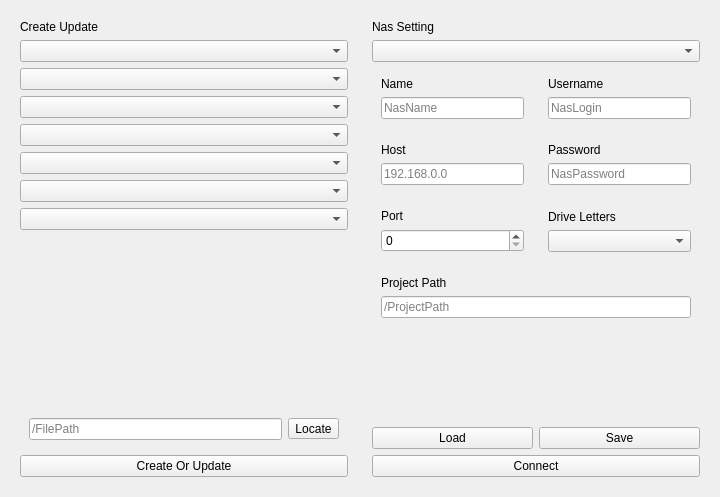
Before: the Qt Designer form app/ui/main/page/settings.ui in MrYapikZ/kaikitsu, drawn with Qt 5.
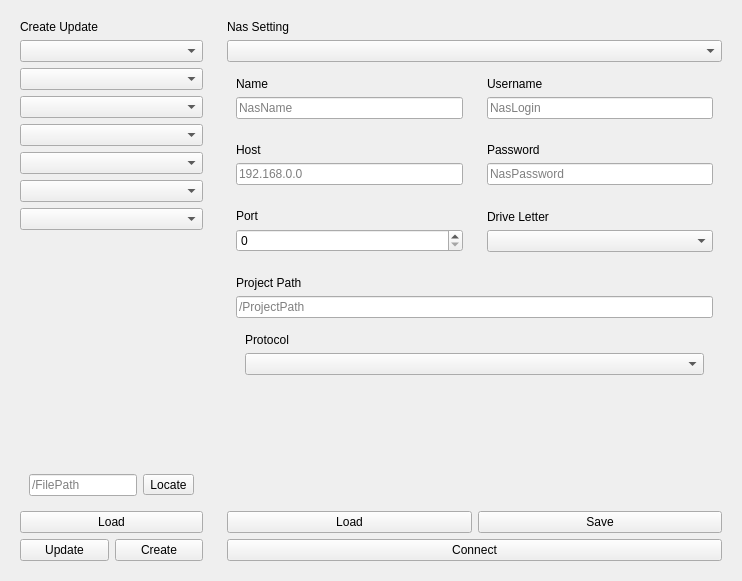
After: the same form once the commit is applied.

Commit message: feat: update, load mastershot settings

Patch:
```diff
--- a/app/ui/main/page/settings.ui
+++ b/app/ui/main/page/settings.ui
@@ -6,8 +6,8 @@
    <rect>
     <x>0</x>
     <y>0</y>
-    <width>720</width>
-    <height>497</height>
+    <width>742</width>
+    <height>581</height>
    </rect>
   </property>
   <property name="windowTitle">
@@ -16,77 +16,98 @@
   <layout class="QGridLayout" name="gridLayout_3">
    <item row="0" column="0">
     <widget class="QWidget" name="widget_createUpdate" native="true">
-     <layout class="QVBoxLayout" name="verticalLayout_13">
-      <item>
-       <widget class="QLabel" name="label_createUpdate">
-        <property name="text">
-         <string>Create Update</string>
+     <layout class="QGridLayout" name="gridLayout_4">
+      <item row="8" column="0">
+       <spacer name="verticalSpacer_createUpdate">
+        <property name="orientation">
+         <enum>Qt::Orientation::Vertical</enum>
         </property>
-       </widget>
-      </item>
-      <item>
-       <widget class="QComboBox" name="comboBox_project">
-        <property name="placeholderText">
-         <string>Project</string>
+        <property name="sizeHint" stdset="0">
+         <size>
+          <width>20</width>
+          <height>40</height>
+         </size>
         </property>
-       </widget>
+       </spacer>
       </item>
-      <item>
-       <widget class="QComboBox" name="comboBox_task">
-        <property name="placeholderText">
-         <string>Task</string>
+      <item row="11" column="0">
+       <widget class="QPushButton" name="pushButton_shotUpdate">
+        <property name="text">
+         <string>Update</string>
         </property>
        </widget>
       </item>
-      <item>
-       <widget class="QComboBox" name="comboBox_episode">
-        <property name="placeholderText">
-         <string>Episode</string>
+      <item row="11" column="1">
+       <widget class="QPushButton" name="pushButton_shotCreate">
+        <property name="text">
+         <string>Create</string>
         </property>
        </widget>
       </item>
-      <item>
-       <widget class="QComboBox" name="comboBox_sequence">
-        <property name="placeholderText">
-         <string>Sequence</string>
+      <item row="10" column="0" colspan="2">
+       <widget class="QPushButton" name="pushButton_shotLoad">
+        <property name="text">
+         <string>Load</string>
         </property>
        </widget>
       </item>
-      <item>
-       <widget class="QComboBox" name="comboBox_shot">
+      <item row="7" column="0" colspan="2">
+       <widget class="QComboBox" name="comboBox_nas">
         <property name="placeholderText">
-         <string>Shot</string>
+         <string>Nas</string>
         </property>
        </widget>
       </item>
-      <item>
+      <item row="6" column="0" colspan="2">
        <widget class="QComboBox" name="comboBox_asset">
         <property name="placeholderText">
          <string>Asset</string>
         </property>
        </widget>
       </item>
-      <item>
-       <widget class="QComboBox" name="comboBox_nas">
+      <item row="5" column="0" colspan="2">
+       <widget class="QComboBox" name="comboBox_shot">
         <property name="placeholderText">
-         <string>Nas</string>
+         <string>Shot</string>
         </property>
        </widget>
       </item>
-      <item>
-       <spacer name="verticalSpacer_createUpdate">
-        <property name="orientation">
-         <enum>Qt::Orientation::Vertical</enum>
+      <item row="4" column="0" colspan="2">
+       <widget class="QComboBox" name="comboBox_sequence">
+        <property name="placeholderText">
+         <string>Sequence</string>
         </property>
-        <property name="sizeHint" stdset="0">
-         <size>
-          <width>20</width>
-          <height>40</height>
-         </size>
+       </widget>
+      </item>
+      <item row="3" column="0" colspan="2">
+       <widget class="QComboBox" name="comboBox_episode">
+        <property name="placeholderText">
+         <string>Episode</string>
         </property>
-       </spacer>
+       </widget>
       </item>
-      <item>
+      <item row="2" column="0" colspan="2">
+       <widget class="QComboBox" name="comboBox_task">
+        <property name="placeholderText">
+         <string>Task</string>
+        </property>
+       </widget>
+      </item>
+      <item row="1" column="0" colspan="2">
+       <widget class="QComboBox" name="comboBox_project">
+        <property name="placeholderText">
+         <string>Project</string>
+        </property>
+       </widget>
+      </item>
+      <item row="0" column="0" colspan="2">
+       <widget class="QLabel" name="label_createUpdate">
+        <property name="text">
+         <string>Create Update</string>
+        </property>
+       </widget>
+      </item>
+      <item row="9" column="0" colspan="2">
        <widget class="QWidget" name="widget_locateFile" native="true">
         <layout class="QHBoxLayout" name="horizontalLayout">
          <item>
@@ -106,13 +127,6 @@
         </layout>
        </widget>
       </item>
-      <item>
-       <widget class="QPushButton" name="pushButton_createUpdate">
-        <property name="text">
-         <string>Create Or Update</string>
-        </property>
-       </widget>
-      </item>
      </layout>
     </widget>
    </item>
@@ -202,14 +216,14 @@
          <item>
           <widget class="QLabel" name="label_nasDrive">
            <property name="text">
-            <string>Drive Letters</string>
+            <string>Drive Letter</string>
            </property>
           </widget>
          </item>
          <item>
           <widget class="QComboBox" name="comboBox_nasDrive">
            <property name="placeholderText">
-            <string>Z</string>
+            <string>Letter</string>
            </property>
           </widget>
          </item>
@@ -296,6 +310,26 @@
            </property>
           </widget>
          </item>
+         <item>
+          <widget class="QWidget" name="widget_nasProtocol" native="true">
+           <layout class="QVBoxLayout" name="verticalLayout_15">
+            <item>
+             <widget class="QLabel" name="label_nasProtocol">
+              <property name="text">
+               <string>Protocol</string>
+              </property>
+             </widget>
+            </item>
+            <item>
+             <widget class="QComboBox" name="comboBox_nasProtocol">
+              <property name="placeholderText">
+               <string>Protocol</string>
+              </property>
+             </widget>
+            </item>
+           </layout>
+          </widget>
+         </item>
         </layout>
        </widget>
       </item>
```
The commit also changes 3 other files.
